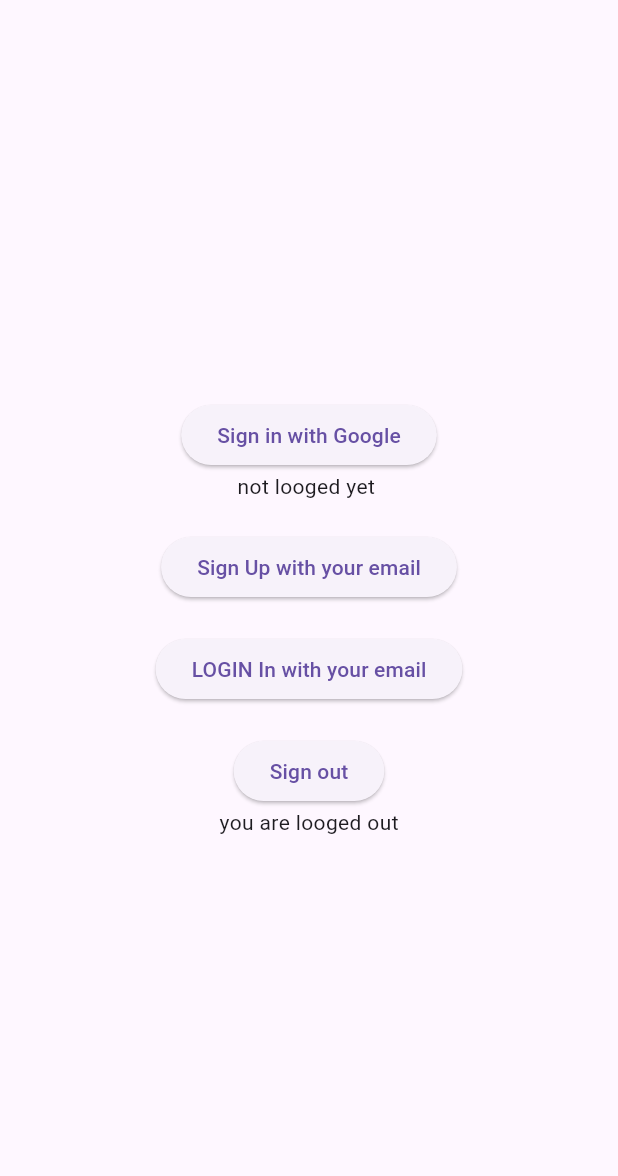
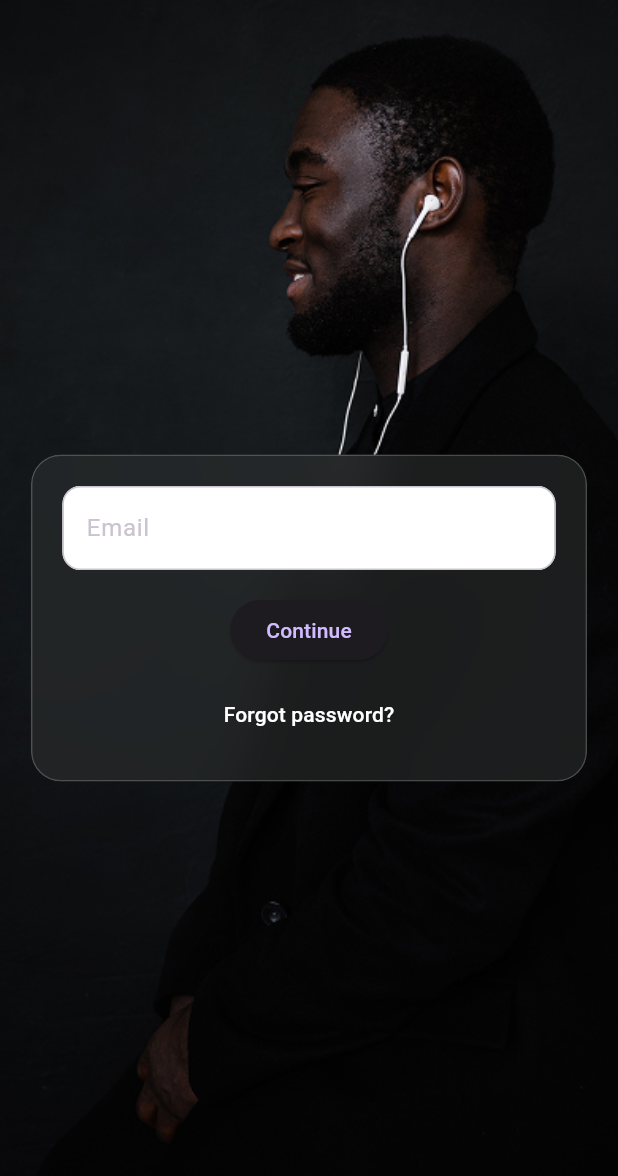
Before and after one commit to Mohamedismaell/Book_reading_flutter_app, a Flutter app: the screen it shows after launch, on a phone screen of 412 x 824 dp. Shown: the top 1176 px of the screen. Run offline on Flutter 3.47's test engine with Material 3 defaults, Android fonts, the phone set to English and light mode, and no system bars; our stand-ins replace bloc, dio, flutter_bloc, get_it, hydrated_bloc, supabase_flutter; missing offline and left inert: data_connection_checker_tv; accounts and stored records are empty; project files that could hold a hidden picture were left out.

Commit message:
Refactor auth UI and theme, add login page
Replaces the old HomeScreen and navigation bar with a new login page featuring a blurred background and login box. Adds a background image asset and updates theme to use a dark theme. Removes unused files, renames login_screen.dart to test_screen.dart, and updates asset references in pubspec.yaml.

```diff
--- a/src/lib/core/theme/app_colors.dart
+++ b/src/lib/core/theme/app_colors.dart
@@ -2,6 +2,7 @@ import 'package:flutter/material.dart';
 
 class AppColors {
   const AppColors._();
+  static const Color aboveGround = Color(0xFF313333);
 
   static const Color accentGreen = Color(0xFFCDE7BE);
   static const Color bgBlue = Color(0xFF2D3047);
--- a/src/lib/core/theme/theme_data/dark_theme_data.dart
+++ b/src/lib/core/theme/theme_data/dark_theme_data.dart
@@ -1,26 +1,10 @@
-// import 'package:flutter/material.dart';
-// import '../app_colors.dart';
+import 'package:flutter/material.dart';
+import '../app_colors.dart';
 
-// ThemeData getDarkTheme() {
-//   return ThemeData(
-//     useMaterial3: true,
-//     brightness: Brightness.dark,
-//     scaffoldBackgroundColor: AppColors.backGroundDark,
-//     elevatedButtonTheme: ElevatedButtonThemeData(
-//       style: ElevatedButton.styleFrom(
-//         backgroundColor: AppColors.purplePrimary,
-//       ),
-//     ),
-//     navigationBarTheme: NavigationBarThemeData(
-//       backgroundColor: const Color(0xFF2A2A2A),
-//       indicatorColor: Colors.transparent,
-//       iconTheme: WidgetStateProperty.resolveWith(
-//         (states) => IconThemeData(
-//           color: states.contains(WidgetState.selected)
-//               ? AppColors.purplePrimary
-//               : Colors.grey.shade400,
-//         ),
-//       ),
-//     ),
-//   );
-// }
+ThemeData getDarkTheme() {
+  return ThemeData(
+    useMaterial3: true,
+    brightness: Brightness.dark,
+    scaffoldBackgroundColor: AppColors.black,
+  );
+}
--- /dev/null
+++ b/src/lib/features/auth/presentation/screens/login_page.dart
@@ -0,0 +1,26 @@
+import 'package:bookreading/core/theme/app_colors.dart';
+import 'package:bookreading/features/auth/presentation/widget/login_box.dart';
+import 'package:flutter/material.dart';
+
+class HomeScreen extends StatelessWidget {
+  const HomeScreen({super.key});
+
+  @override
+  Widget build(BuildContext context) {
+    return Scaffold(
+      body: Stack(
+        children: [
+          Container(
+            decoration: BoxDecoration(
+              image: DecorationImage(
+                image: AssetImage("assets/images/back_ground_auth.jpg"),
+                fit: BoxFit.cover,
+              ),
+            ),
+          ),
+          LoginCard(),
+        ],
+      ),
+    );
+  }
+}
--- /dev/null
+++ b/src/lib/features/auth/presentation/widget/login_box.dart
@@ -0,0 +1,55 @@
+import 'dart:ui';
+import 'package:bookreading/core/theme/app_colors.dart';
+import 'package:flutter/material.dart';
+
+class LoginCard extends StatelessWidget {
+  const LoginCard({super.key});
+
+  @override
+  Widget build(BuildContext context) {
+    return Center(
+      child: ClipRRect(
+        borderRadius: BorderRadius.circular(20),
+        child: BackdropFilter(
+          filter: ImageFilter.blur(sigmaX: 15, sigmaY: 15),
+          child: Container(
+            width: MediaQuery.of(context).size.width * 0.9,
+            padding: const EdgeInsets.all(20),
+            decoration: BoxDecoration(
+              color: AppColors.aboveGround.withOpacity(0.5),
+              borderRadius: BorderRadius.circular(20),
+              border: Border.all(color: Colors.white.withOpacity(0.2)),
+            ),
+            child: _content(),
+          ),
+        ),
+      ),
+    );
+  }
+
+  Widget _content() {
+    return Column(
+      mainAxisSize: MainAxisSize.min,
+      children: [
+        TextField(
+          decoration: InputDecoration(
+            hintText: "Email",
+            filled: true,
+            fillColor: Colors.white,
+            border: OutlineInputBorder(borderRadius: BorderRadius.circular(12)),
+          ),
+        ),
+        const SizedBox(height: 16),
+        ElevatedButton(onPressed: () {}, child: const Text("Continue")),
+        const SizedBox(height: 8),
+        TextButton(
+          onPressed: () {},
+          child: const Text(
+            "Forgot password?",
+            style: TextStyle(color: Colors.white),
+          ),
+        ),
+      ],
+    );
+  }
+}
--- a/src/lib/main.dart
+++ b/src/lib/main.dart
@@ -1,5 +1,6 @@
-import 'package:bookreading/features/auth/presentation/screens/home_screen.dart';
-import 'package:bookreading/features/auth/presentation/screens/login_screen.dart';
+import 'package:bookreading/core/theme/theme_data/dark_theme_data.dart';
+import 'package:bookreading/features/auth/presentation/screens/login_page.dart';
+import 'package:bookreading/features/auth/presentation/screens/test_screen.dart';
 import 'package:flutter/foundation.dart';
 import 'package:flutter/material.dart';
 import 'package:flutter_bloc/flutter_bloc.dart';
@@ -40,9 +41,9 @@ class MyApp extends StatelessWidget {
       child: BlocBuilder<ThemeCubit, ThemeState>(
         builder: (context, state) {
           return MaterialApp(
-            theme: getLightTheme(),
-            // themeMode: ThemeMode.light,
-            home: LoginScreen(),
+            theme: getDarkTheme(),
+            themeMode: ThemeMode.dark,
+            home: HomeScreen(),
           );
           // )
           // MaterialApp.router(
--- a/src/pubspec.yaml
+++ b/src/pubspec.yaml
@@ -69,9 +69,9 @@ flutter:
   uses-material-design: true
 
   # To add assets to your application, add an assets section, like this:
-  # assets:
-  #   - images/a_dot_burr.jpeg
-  #   - images/a_dot_ham.jpeg
+  assets:
+    - assets/images/
+    # - images/a_dot_ham.jpeg
 
   # An image asset can refer to one or more resolution-specific "variants", see
   # https://flutter.dev/to/resolution-aware-images
```
Also changed, not shown: src/lib/features/auth/presentation/screens/home_screen.dart (deleted, +0 -11 lines), src/lib/features/auth/presentation/widget/home_navigation_bar.dart (deleted, +0 -57 lines), src/assets/images/back_ground_auth.jpg (added), src/lib/features/auth/presentation/screens/test_screen.dart (renamed from src/lib/features/auth/presentation/screens/login_screen.dart).
